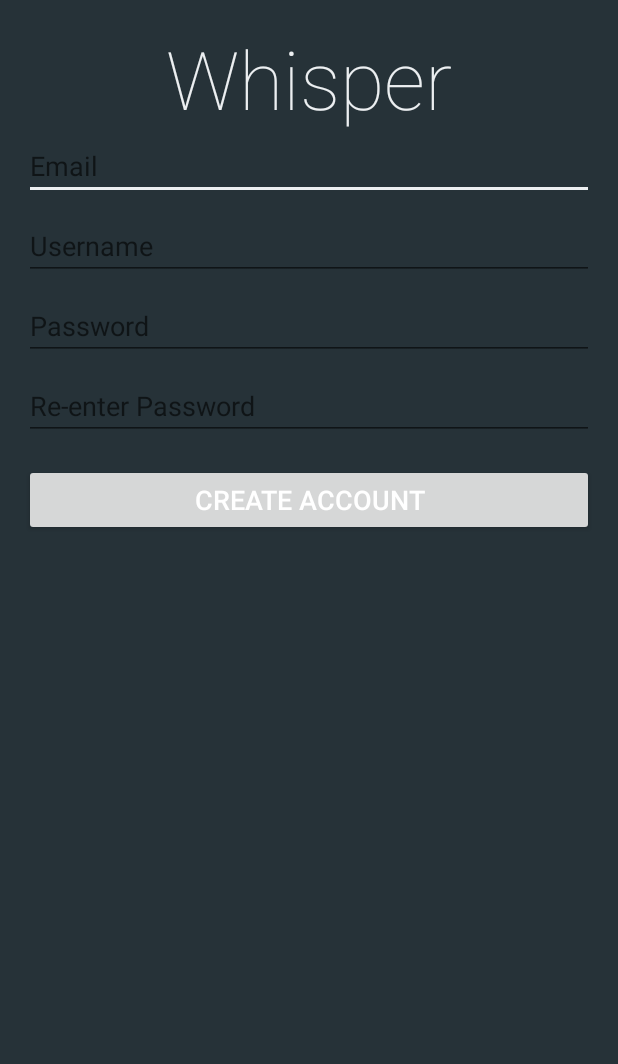
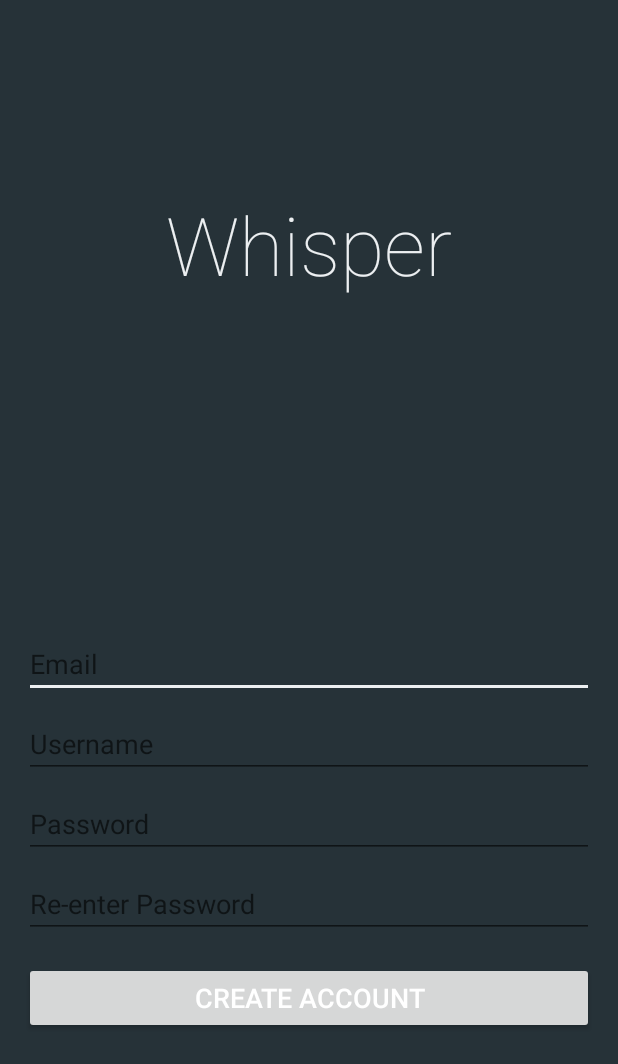
Before and after one commit to Michaeldgeek/Whisper, an Android app: the RegistrationActivity screen opened directly, with no data from a screen before it, on a phone screen of 412 x 824 dp. Shown: the top 1064 px of the screen. Run offline under Robolectric (Android 15) with nearby library versions, the phone set to English and light mode, and no system bars; our stand-ins replace Volley; libraries missing offline, so code that uses them is left out: com.dd, com.dd.processbutton, com.google.api.client, com.loopj.android, com.magnet.mmx and 1 more; plain views replace ActionProcessButton, MaterialEditText; 3 statements that could not run were skipped.

Commit message:
update by Toby

```diff
--- a/app/src/main/res/layout/activity_login.xml
+++ b/app/src/main/res/layout/activity_login.xml
@@ -6,10 +6,6 @@
     android:layout_height="match_parent"
     android:background="@color/md_blue_grey_900"
     >
-<ScrollView  xmlns:android="http://schemas.android.com/apk/res/android"
-    android:layout_width="match_parent"
-    android:layout_height="match_parent"
-    android:background="@color/md_blue_grey_900">
 <LinearLayout
     xmlns:app="http://schemas.android.com/apk/res-auto"
     xmlns:tools="http://schemas.android.com/tools"
@@ -114,5 +110,4 @@
     </LinearLayout>
 </LinearLayout>
 
-</ScrollView>
 </android.support.design.widget.CoordinatorLayout>
--- a/app/src/main/res/layout/activity_registration.xml
+++ b/app/src/main/res/layout/activity_registration.xml
@@ -4,23 +4,21 @@
     android:id="@+id/coordinatorLayout"
     android:layout_width="match_parent"
     android:layout_height="match_parent"
-    android:background="@color/md_blue_grey_900"
-    >
-    <ScrollView  xmlns:android="http://schemas.android.com/apk/res/android"
-    android:layout_width="match_parent"
-    android:layout_height="match_parent"
     android:background="@color/md_blue_grey_900">
-<LinearLayout
-    xmlns:app="http://schemas.android.com/apk/res-auto"
+
+
+        <LinearLayout xmlns:app="http://schemas.android.com/apk/res-auto"
             xmlns:tools="http://schemas.android.com/tools"
             android:layout_width="match_parent"
             android:layout_height="match_parent"
+            android:layout_weight="0.5"
             android:gravity="center"
             android:orientation="vertical"
             android:paddingBottom="@dimen/activity_vertical_margin"
             android:paddingLeft="@dimen/activity_horizontal_margin"
             android:paddingRight="@dimen/activity_horizontal_margin"
             android:paddingTop="@dimen/activity_vertical_margin"
+
             >
 
             <TextView
@@ -121,5 +119,4 @@
             </LinearLayout>
 
         </LinearLayout>
-</ScrollView>
 </android.support.design.widget.CoordinatorLayout>
```
Also changed, not shown: 1 other file. Lines whose indentation alone changed are shown as unchanged.
